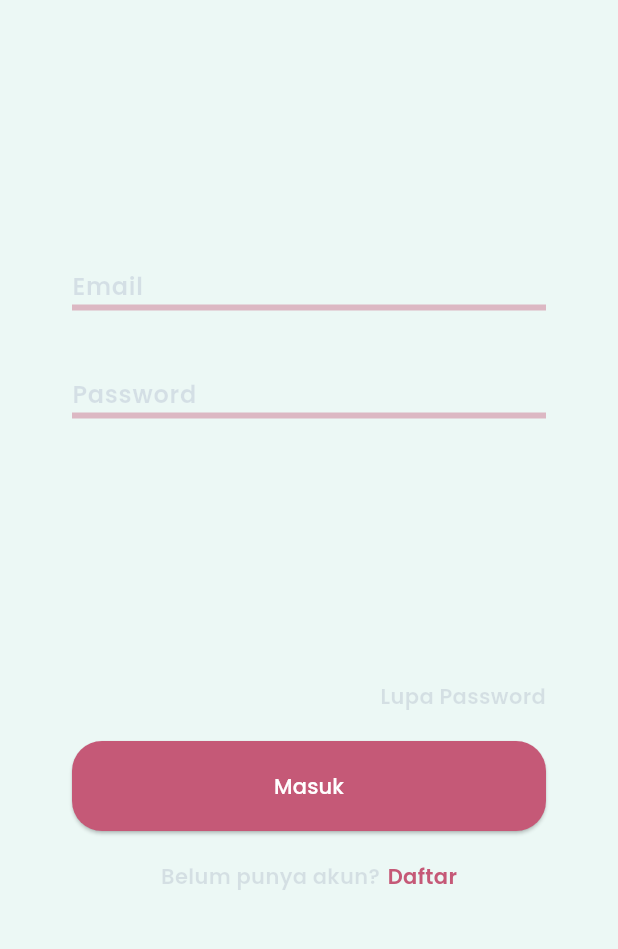
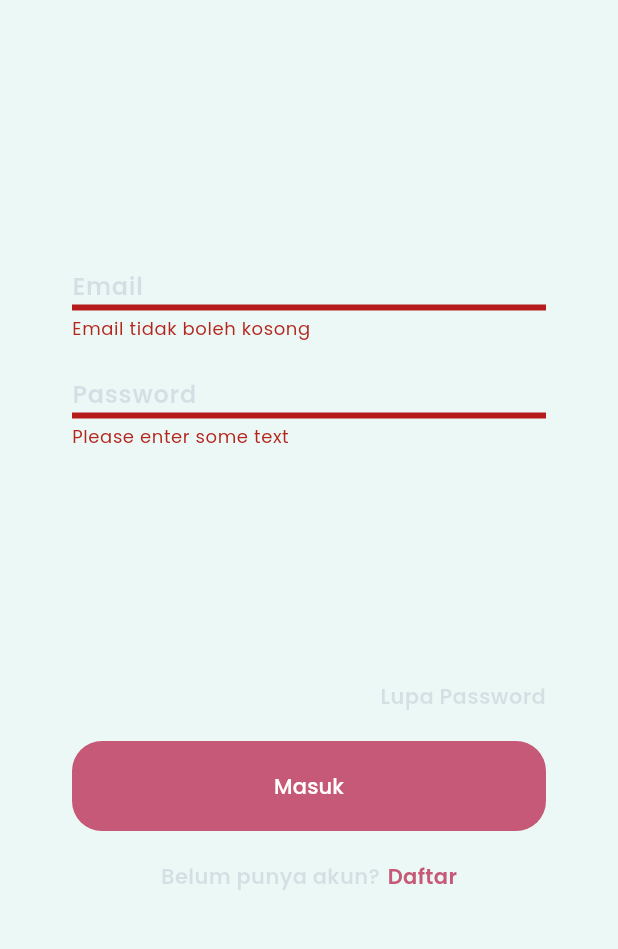
Before and after one commit to farhanizazz/Riasin, a Flutter app: the RegisterPage screen opened directly, after a tap on "Register", after a tap on "Login", after a tap on "Masuk", on a phone screen of 412 x 824 dp, the part 225-1174 px from its top. Run offline on Flutter 3.47's test engine with Material 2 defaults, Android fonts, the phone set to English and light mode, and no system bars; our stand-ins replace carousel_slider, dio, file_picker, flutter_secure_storage, flutter_svg, google_fonts and 1 more; accounts and stored records are empty.

Commit message:
connected login page to api

```diff
--- a/lib/layout/login_pages/login_page.dart
+++ b/lib/layout/login_pages/login_page.dart
@@ -1,6 +1,11 @@
+import 'dart:convert';
+
 import 'package:flutter/material.dart';
+import 'package:flutter_secure_storage/flutter_secure_storage.dart';
 import 'package:flutter_svg/flutter_svg.dart';
+import 'package:http/http.dart' as http;
 import 'package:riasin_app/component/labeled_text_field.dart';
+import 'package:riasin_app/layout/mua/dashboard_mua.dart';
 import 'package:riasin_app/layout/register_pages/register_page.dart';
 
 class LoginPage extends StatefulWidget {
@@ -11,9 +16,30 @@
 }
 
 class _LoginPageState extends State<LoginPage> {
+  TextEditingController emailController = TextEditingController();
+  TextEditingController passwordController = TextEditingController();
+  final _formKey = GlobalKey<FormState>();
+  final _storage = const FlutterSecureStorage();
+  bool _isLoading = false;
+
+
+  Future<http.Response> loginMUA(String email, String password) {
+    return http.post(
+      Uri.parse('https://riasinajah.my.id/public/api/login'),
+      headers: <String, String>{
+        'Content-Type': 'application/json; charset=UTF-8',
+      },
+      body: jsonEncode(<String, dynamic>{
+        "email": email,
+        "password": password,
+      }),
+    );
+  }
+
   @override
   Widget build(BuildContext context) {
     return Scaffold(
+      resizeToAvoidBottomInset: false,
       body: Padding(
           padding: const EdgeInsets.symmetric(horizontal: 48, vertical: 80),
           child: Column(
@@ -28,16 +54,32 @@
               const SizedBox(
                 height: 30,
               ),
-              const Column(
+              Form(
+                key: _formKey,
+                child: Column(
                   children: [
                     LabeledTextField(
-                      field: 'Email', hintText: "Masukkan email anda"),
+                      field: 'Email',
+                      hintText: "Masukkan email anda",
+                      controller: emailController,
+                      validator: (value) {
+                        if (value == null || value.isEmpty) {
+                          return 'Email tidak boleh kosong';
+                        }
+                        if(!value.contains('@')){
+                          return 'Email tidak valid';
+                        }
+                        return null;
+                      },
+                    ),
                     LabeledTextField(
                       field: 'Password',
                       hintText: "Masukkan password anda",
                       obscureText: true,
+                      controller: passwordController,
                     ),
                   ],
+                ),
               ),
               const SizedBox(
                 height: 30,
@@ -64,12 +106,33 @@
                     width: double.infinity,
                     height: 60,
                     child: ElevatedButton(
-                        onPressed: () {},
+                        onPressed: () async {
+                          if (_formKey.currentState!.validate()) {
+                            await loginMUA(
+                                emailController.text, passwordController.text).then((value) => {
+                            if (value.statusCode == 200) {
+                              _storage.write(key: 'token', value: jsonDecode(value.body)['data']['token']),
+                              Navigator.pushReplacement(
+                                  context,
+                                  MaterialPageRoute(
+                                      builder: (context) => DashboardMua()))
+                            } else {
+                            ScaffoldMessenger.of(context).showSnackBar(
+                                const SnackBar(
+                                  backgroundColor: Colors.red,
+                                    content: Text(
+                                        "Email atau password salah")))
+                            }
+
+                            });
+    }
+                        },
                         style: ElevatedButton.styleFrom(
+                            elevation: 0,
                             backgroundColor: const Color(0xFFC55977),
                             shape: RoundedRectangleBorder(
                                 borderRadius: BorderRadius.circular(20))),
-                        child: const Text("Masuk")),
+                        child: _isLoading ? const CircularProgressIndicator(color: Colors.white,) : const Text("Masuk")),
                   ),
                   const SizedBox(height: 20),
                   Row(
@@ -78,7 +141,7 @@
                       const Text(
                         "Belum punya akun?",
                         style: TextStyle(
-                            color: Color(0xff1b090e4d),
+                            color: Color(0x1b090e4d),
                             fontWeight: FontWeight.w600),
                       ),
                       const SizedBox(
@@ -89,7 +152,8 @@
                             Navigator.pushReplacement(
                                 context,
                                 MaterialPageRoute(
-                                    builder: (context) => const RegisterPage()));
+                                    builder: (context) =>
+                                        const RegisterPage()));
                           },
                           overlayColor:
                               MaterialStateProperty.all(Colors.transparent),
--- a/lib/main.dart
+++ b/lib/main.dart
@@ -140,7 +140,7 @@
             onTap: () async {
               if(await _checkToken() != null) {
                 Navigator.pushReplacement(context,
-                    MaterialPageRoute(builder: (context) => const RegisterPageDataDiri()));
+                    MaterialPageRoute(builder: (context) => DashboardMua()));
                 return;
               } else {
               Navigator.pushReplacement(context,
```
Also changed, not shown: lib/layout/mua/dashboard_mua.dart (+109 -97 lines), lib/layout/register_pages/register_page.dart (+3 -8 lines). Lines whose indentation alone changed are shown as unchanged.
